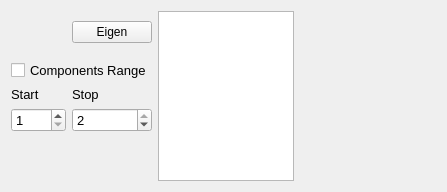
Above: _AlgorithmsPlugins/Projections/paramsPCA.ui from b4silio/MLDemos before the change. Below: the same form after it.
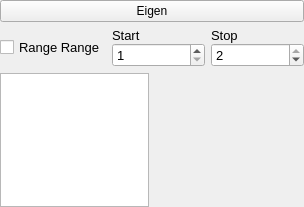
That is the form after the change.

Patch:
```diff
--- a/_AlgorithmsPlugins/Projections/paramsPCA.ui
+++ b/_AlgorithmsPlugins/Projections/paramsPCA.ui
@@ -6,27 +6,97 @@
    <rect>
     <x>0</x>
     <y>0</y>
-    <width>447</width>
-    <height>192</height>
+    <width>304</width>
+    <height>207</height>
    </rect>
   </property>
   <property name="windowTitle">
    <string>Form</string>
   </property>
-  <layout class="QGridLayout" name="gridLayout" columnstretch="0,0,1,1">
-   <item row="2" column="0">
-    <widget class="QLabel" name="labelStart">
+  <layout class="QVBoxLayout" name="verticalLayout_2" stretch="0,1">
+   <property name="leftMargin">
+    <number>0</number>
+   </property>
+   <property name="topMargin">
+    <number>0</number>
+   </property>
+   <property name="rightMargin">
+    <number>0</number>
+   </property>
+   <property name="bottomMargin">
+    <number>0</number>
+   </property>
+   <item>
+    <widget class="QWidget" name="widget_3" native="true">
+     <layout class="QVBoxLayout" name="verticalLayout">
+      <property name="leftMargin">
+       <number>0</number>
+      </property>
+      <property name="topMargin">
+       <number>0</number>
+      </property>
+      <property name="rightMargin">
+       <number>0</number>
+      </property>
+      <property name="bottomMargin">
+       <number>0</number>
+      </property>
+      <item>
+       <widget class="QPushButton" name="showEigenvectorButton">
+        <property name="text">
+         <string>Eigen</string>
+        </property>
+       </widget>
+      </item>
+      <item>
+       <widget class="QWidget" name="widget" native="true">
+        <property name="minimumSize">
+         <size>
+          <width>0</width>
+          <height>38</height>
+         </size>
+        </property>
+        <layout class="QGridLayout" name="gridLayout_2">
+         <property name="leftMargin">
+          <number>0</number>
+         </property>
+         <property name="topMargin">
+          <number>0</number>
+         </property>
+         <property name="rightMargin">
+          <number>0</number>
+         </property>
+         <property name="bottomMargin">
+          <number>0</number>
+         </property>
+         <property name="verticalSpacing">
+          <number>0</number>
+         </property>
+         <item row="1" column="2">
+          <widget class="QSpinBox" name="stopRangeSpin">
+           <property name="minimumSize">
+            <size>
+             <width>0</width>
+             <height>21</height>
+            </size>
+           </property>
      <property name="font">
       <font>
        <pointsize>10</pointsize>
       </font>
      </property>
-     <property name="text">
-      <string>Start</string>
+           <property name="minimum">
+            <number>1</number>
+           </property>
+           <property name="maximum">
+            <number>2</number>
+           </property>
+           <property name="value">
+            <number>2</number>
      </property>
     </widget>
    </item>
-   <item row="2" column="1">
+         <item row="0" column="2">
     <widget class="QLabel" name="labelStop">
      <property name="font">
       <font>
@@ -38,8 +108,14 @@
      </property>
     </widget>
    </item>
-   <item row="3" column="0">
+         <item row="1" column="1">
     <widget class="QSpinBox" name="startRangeSpin">
+           <property name="minimumSize">
+            <size>
+             <width>0</width>
+             <height>21</height>
+            </size>
+           </property>
      <property name="font">
       <font>
        <pointsize>10</pointsize>
@@ -53,25 +129,19 @@
      </property>
     </widget>
    </item>
-   <item row="3" column="1">
-    <widget class="QSpinBox" name="stopRangeSpin">
+         <item row="0" column="1">
+          <widget class="QLabel" name="labelStart">
      <property name="font">
       <font>
        <pointsize>10</pointsize>
       </font>
      </property>
-     <property name="minimum">
-      <number>1</number>
-     </property>
-     <property name="maximum">
-      <number>2</number>
-     </property>
-     <property name="value">
-      <number>2</number>
-     </property>
-    </widget>
-   </item>
-   <item row="1" column="0" colspan="2">
+           <property name="text">
+            <string>Start</string>
+           </property>
+          </widget>
+         </item>
+         <item row="0" column="0" rowspan="2">
     <widget class="QCheckBox" name="useRangeCheck">
      <property name="font">
       <font>
@@ -82,11 +152,38 @@
       <string>Only project the selected range of components</string>
      </property>
      <property name="text">
-      <string>Components Range</string>
+            <string>Range Range</string>
      </property>
     </widget>
    </item>
-   <item row="0" column="2" rowspan="5">
+        </layout>
+       </widget>
+      </item>
+     </layout>
+    </widget>
+   </item>
+   <item>
+    <widget class="QWidget" name="widget_2" native="true">
+     <property name="minimumSize">
+      <size>
+       <width>150</width>
+       <height>0</height>
+      </size>
+     </property>
+     <layout class="QHBoxLayout" name="horizontalLayout" stretch="1,1">
+      <property name="leftMargin">
+       <number>0</number>
+      </property>
+      <property name="topMargin">
+       <number>0</number>
+      </property>
+      <property name="rightMargin">
+       <number>0</number>
+      </property>
+      <property name="bottomMargin">
+       <number>0</number>
+      </property>
+      <item>
     <widget class="QListWidget" name="eigenList">
      <property name="font">
       <font>
@@ -98,7 +195,7 @@
      </property>
     </widget>
    </item>
-   <item row="0" column="3" rowspan="5">
+      <item>
     <widget class="QLabel" name="eigenGraph">
      <property name="toolTip">
       <string>Reconstruction Error using increasing amounts of principal components</string>
@@ -108,37 +205,7 @@
      </property>
     </widget>
    </item>
-   <item row="4" column="0">
-    <spacer name="verticalSpacer_3">
-     <property name="orientation">
-      <enum>Qt::Vertical</enum>
-     </property>
-     <property name="sizeHint" stdset="0">
-      <size>
-       <width>20</width>
-       <height>40</height>
-      </size>
-     </property>
-    </spacer>
-   </item>
-   <item row="0" column="0">
-    <spacer name="verticalSpacer_4">
-     <property name="orientation">
-      <enum>Qt::Vertical</enum>
-     </property>
-     <property name="sizeHint" stdset="0">
-      <size>
-       <width>20</width>
-       <height>40</height>
-      </size>
-     </property>
-    </spacer>
-   </item>
-   <item row="0" column="1">
-    <widget class="QPushButton" name="showEigenvectorButton">
-     <property name="text">
-      <string>Eigen</string>
-     </property>
+     </layout>
     </widget>
    </item>
   </layout>
```
Lines whose indentation alone changed are shown as unchanged.
